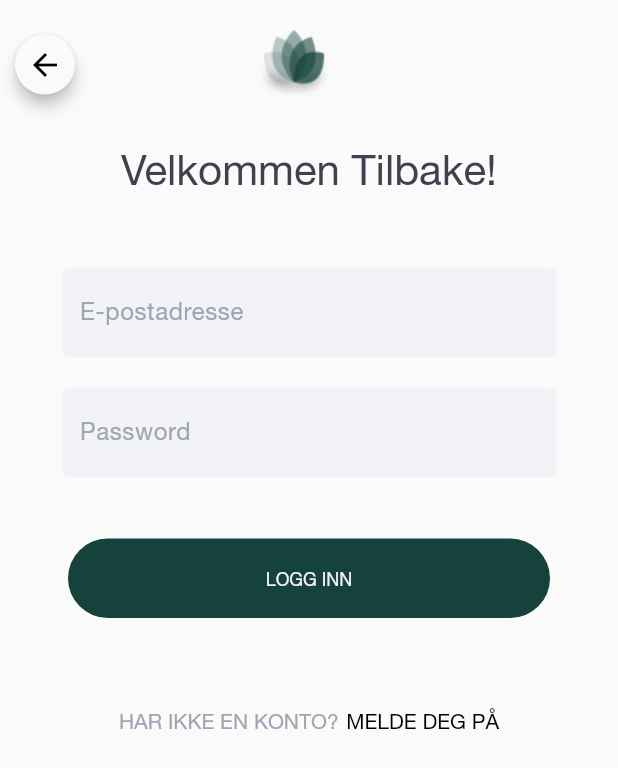
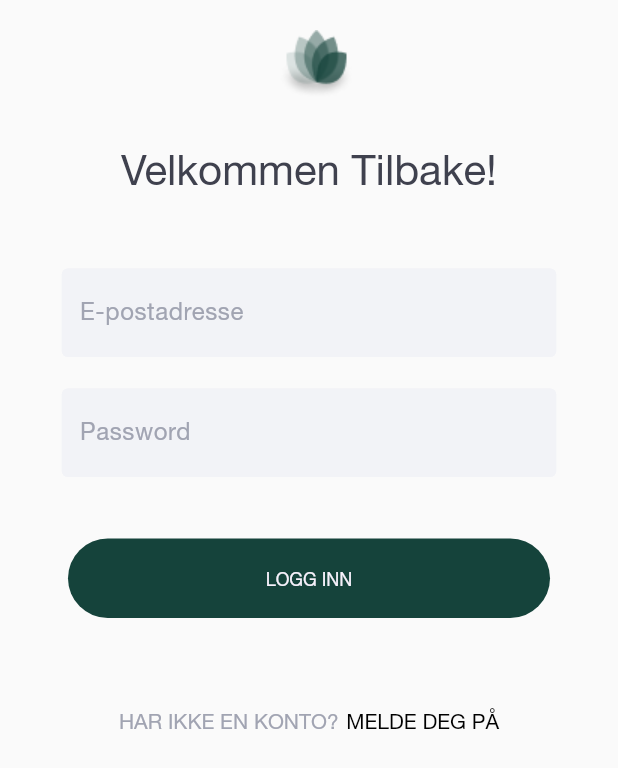
Before and after one commit to Eze6266/meditationer, a Flutter app: the screen it shows after launch, after a tap on "KOMI GANG", after a tap on "Logg Inn", on a phone screen of 412 x 824 dp. Shown: the top 768 px of the screen. Run offline on Flutter 3.47's test engine with Material 2 defaults, Android fonts, the phone set to English and light mode, and no system bars; our stand-ins replace audio_video_progress_bar, firebase_auth, firebase_core, flutter_svg, google_fonts; missing offline and left inert: page_animation_transition; accounts and stored records are empty.

Commit message:
ui fix: removed back button in login and sign up screens

```diff
--- a/lib/Screens/LoginScreen.dart
+++ b/lib/Screens/LoginScreen.dart
@@ -19,31 +19,32 @@ class _LoginScreenState extends State<LoginScreen> {
     return SafeArea(
       child: Scaffold(
         body: SingleChildScrollView(
+          child: Padding(
+            padding: EdgeInsets.only(left: 10, right: 10),
             child: Column(
               children: [
                  Padding(
                       padding: EdgeInsets.only(left: 10, top: 20),
                       child: Row(
+                        mainAxisAlignment: MainAxisAlignment.center,
                         children: [
-                        GestureDetector(
-                          onTap: () {
-                            Navigator.pop(context);
-                          },
-                          child: Material(
-                            borderRadius: BorderRadius.circular(100),
-                            elevation: 4,
-                            child: Padding(
-                              padding: const EdgeInsets.all(8.0),
-                              child: Icon(
-                                Icons.arrow_back,
-                                color: Colors.black,
-                              ),
-                            ),
-                          ),
-                        ),
-                        SizedBox(
-                          width: 120,
-                        ),
+                          // GestureDetector(
+                          //   onTap: () {
+                          //     Navigator.pop(context);
+                          //   },
+                          //   child: Material(
+                          //     borderRadius: BorderRadius.circular(100),
+                          //     elevation: 4,
+                          //     child: Padding(
+                          //       padding: const EdgeInsets.all(8.0),
+                          //       child: Icon(
+                          //         Icons.arrow_back,
+                          //         color: Colors.black,
+                          //       ),
+                          //     ),
+                          //   ),
+                          // ),
+
                           Image(
                             image: AssetImage('assets/greenflower.png'),
                           ),
@@ -229,6 +230,7 @@ class _LoginScreenState extends State<LoginScreen> {
             ),
           ),
         ),
+      ),
     );
   }
 }
--- a/lib/Screens/SignUp.dart
+++ b/lib/Screens/SignUp.dart
@@ -39,26 +39,25 @@ class _SignUpScreeState extends State<SignUpScree> {
                   Padding(
                     padding: EdgeInsets.only(left: 10, top: 20),
                     child: Row(
+                      mainAxisAlignment: MainAxisAlignment.center,
                       children: [
-                        GestureDetector(
-                          onTap: () {
-                            Navigator.pop(context);
-                          },
-                          child: Material(
-                            borderRadius: BorderRadius.circular(100),
-                            elevation: 4,
-                            child: Padding(
-                              padding: const EdgeInsets.all(8.0),
-                              child: Icon(
-                                Icons.arrow_back,
-                                color: Colors.black,
-                              ),
-                            ),
-                          ),
-                        ),
-                        SizedBox(
-                          width: 120,
-                        ),
+                        // GestureDetector(
+                        //   onTap: () {
+                        //     Navigator.pop(context);
+                        //   },
+                        //   child: Material(
+                        //     borderRadius: BorderRadius.circular(100),
+                        //     elevation: 4,
+                        //     child: Padding(
+                        //       padding: const EdgeInsets.all(8.0),
+                        //       child: Icon(
+                        //         Icons.arrow_back,
+                        //         color: Colors.black,
+                        //       ),
+                        //     ),
+                        //   ),
+                        // ),
+
                         Image(
                           image: AssetImage('assets/greenflower.png'),
                         ),
```
Lines whose indentation alone changed are shown as unchanged.
